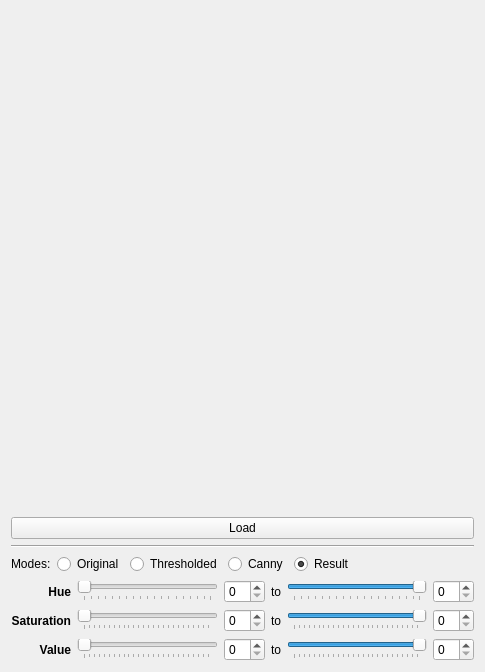
Before: the Qt Designer form opencv__Color_Detection_Tool/mainwidget.ui in gil9red/SimplePyScripts, drawn with Qt 5.
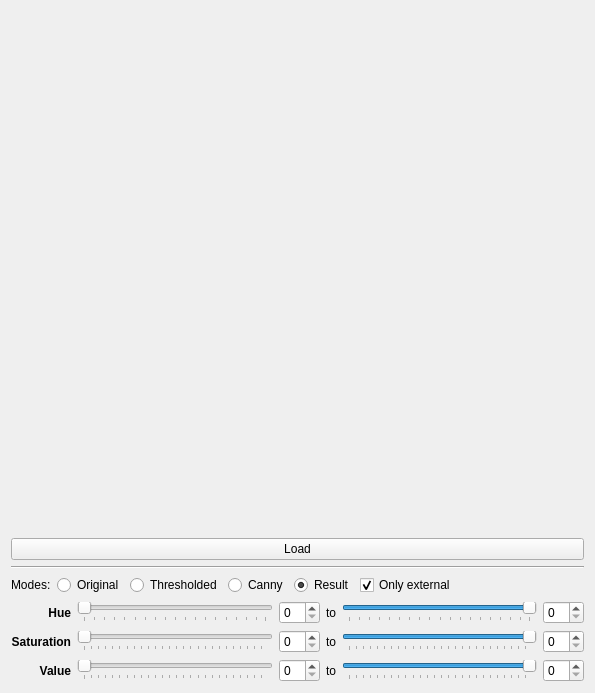
After: the same form once the commit is applied.

Commit message: Append button "Only external"

Patch:
```diff
--- a/opencv__Color_Detection_Tool/mainwidget.ui
+++ b/opencv__Color_Detection_Tool/mainwidget.ui
@@ -6,8 +6,8 @@
    <rect>
     <x>0</x>
     <y>0</y>
-    <width>485</width>
-    <height>654</height>
+    <width>595</width>
+    <height>693</height>
    </rect>
   </property>
   <property name="windowTitle">
@@ -100,6 +100,16 @@
        </property>
       </widget>
      </item>
+     <item>
+      <widget class="QCheckBox" name="chOnlyExternal">
+       <property name="text">
+        <string>Only external</string>
+       </property>
+       <property name="checked">
+        <bool>true</bool>
+       </property>
+      </widget>
+     </item>
      <item>
       <spacer name="horizontalSpacer">
        <property name="orientation">
```
The commit also changes 2 other files.
